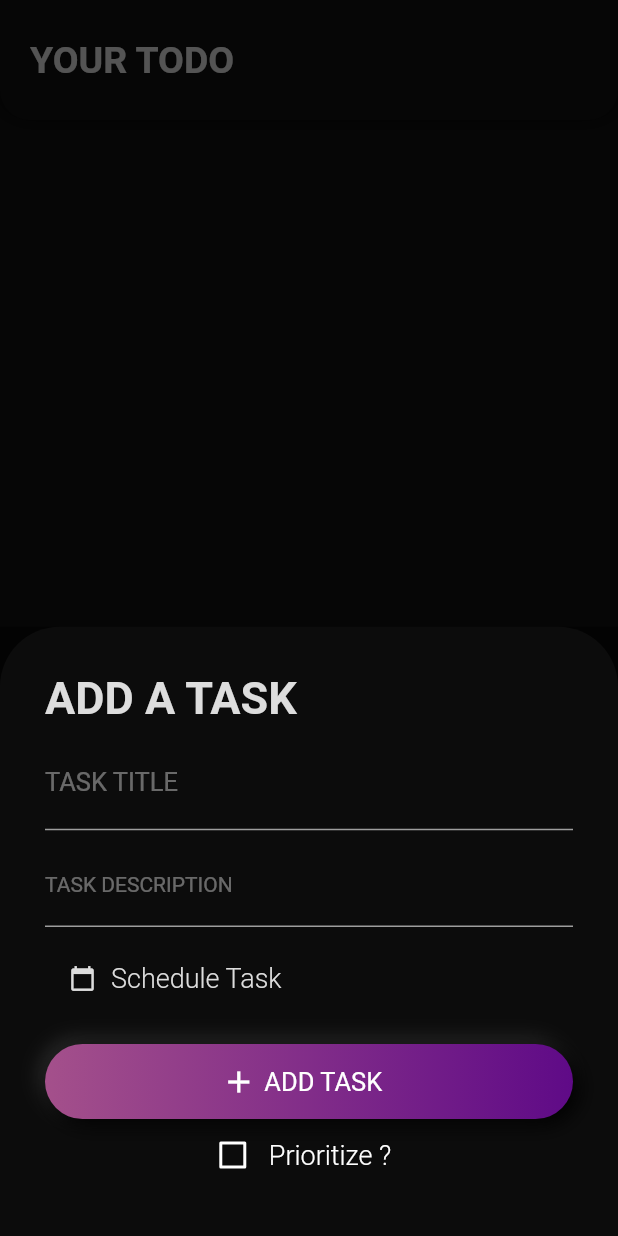
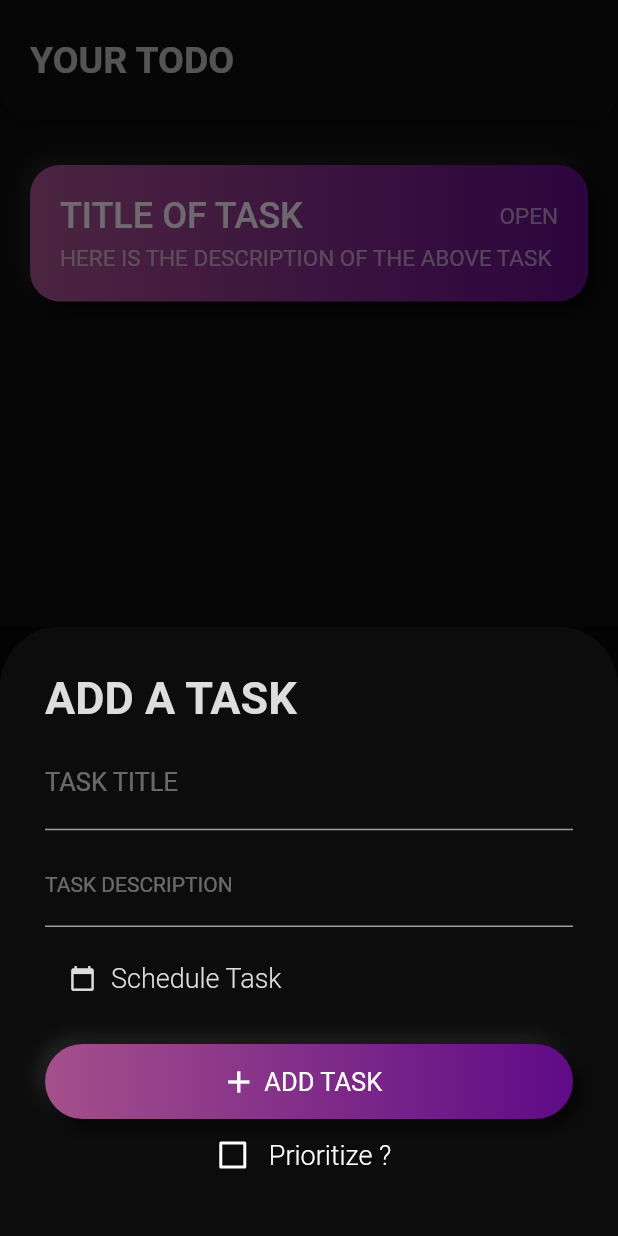
Before and after one commit to Astrallis/provider_todo, a Flutter app: the screen it shows after launch, after a tap on the "add" icon, on a phone screen of 412 x 824 dp. Run offline on Flutter 3.47's test engine with Material 2 defaults, Android fonts, the phone set to English and light mode, and no system bars; our stand-ins replace get_it.

Commit message:
task dialog

```diff
--- a/lib/model/task_model.dart
+++ b/lib/model/task_model.dart
@@ -5,4 +5,6 @@ class Task {
   String title;
   String description;
   TaskStatus status;
+
+  Task({this.id,this.title,this.description,this.status});
 }
--- a/lib/presentation/landing.dart
+++ b/lib/presentation/landing.dart
@@ -1,4 +1,7 @@
 import 'package:flutter/material.dart';
+import 'package:provider_todo/enums/task_status.dart';
+import 'package:provider_todo/model/task_model.dart';
+import 'package:provider_todo/presentation/landing_components/task_dialogue.dart';
 import 'package:provider_todo/presentation/landing_components/user_input.dart';
 
 import 'landing_components/app_bar.dart';
@@ -9,6 +12,7 @@ class Landing extends StatefulWidget {
 }
 
 class _LandingState extends State<Landing> {
+  Task task = new Task(title: "TITLE OF TASK", description: "HERE IS THE DESCRIPTION OF THE ABOVE TASK",status: TaskStatus.OPEN);
 
   @override
   Widget build(BuildContext context) {
@@ -18,6 +22,10 @@ class _LandingState extends State<Landing> {
           backgroundColor: Color(0xff0c0c0c),
           body: Stack(
             children: [
+              Align(alignment: Alignment(0,-1),child: Padding(
+                padding: const EdgeInsets.only(top:100.0),
+                child: TaskDialog(task: task,),
+              )),
               UserInput(),
               MyAppBar()
             ],
--- /dev/null
+++ b/lib/presentation/landing_components/task_dialogue.dart
@@ -0,0 +1,62 @@
+import 'package:flutter/material.dart';
+import 'package:provider_todo/model/task_model.dart';
+
+class TaskDialog extends StatelessWidget {
+  Task task;
+
+  TaskDialog({this.task}) ;
+  @override
+  Widget build(BuildContext context) {
+    return Padding(
+      padding: const EdgeInsets.symmetric(vertical: 10.0, horizontal: 20),
+      child: Container(
+        width: double.maxFinite,
+        decoration: BoxDecoration(
+            gradient: LinearGradient(
+              colors: [
+                Color(0xffA4508B),
+                Color(0xff5F0A87),
+              ],
+            ),
+            borderRadius: BorderRadius.circular(20),
+            boxShadow: [
+              BoxShadow(
+                  color: Colors.white12,
+                  offset: Offset(-4, -4),
+                  blurRadius: 10),
+              BoxShadow(
+                  color: Colors.black, offset: Offset(4, 4), blurRadius: 10)
+            ]),
+        child: Padding(
+          padding: EdgeInsets.all(20),
+          child: Wrap(
+            // crossAxisAlignment: CrossAxisAlignment.start,
+            children: [
+              Row(
+                children: [
+                  Container(
+                    child: Text(
+                      task.title,
+                      style: TextStyle(
+                          color: Color(0xddffffff),
+                          fontSize: 24,
+                          fontWeight: FontWeight.w500),
+                    ),
+                  ),
+                  Expanded(child: Container(),),
+                  Text(task.status.toString().substring(11),
+                style: TextStyle(color: Color(0x88ffffff), fontSize: 15),)
+                ],
+              ),
+              SizedBox(height: 33),
+              Text(
+                task.description,
+                style: TextStyle(color: Color(0x88ffffff), fontSize: 15),
+              )
+            ],
+          ),
+        ),
+      ),
+    );
+  }
+}
--- a/lib/presentation/landing_components/user_input.dart
+++ b/lib/presentation/landing_components/user_input.dart
@@ -21,7 +21,10 @@ class _UserInputState extends State<UserInput> {
                 width: 60,
                 decoration: BoxDecoration(
                     gradient: LinearGradient(
-                colors: [Color(0xffA4508B),Color(0xff5F0A87),],
+                      colors: [
+                        Color(0xffA4508B),
+                        Color(0xff5F0A87),
+                      ],
                     ),
                     borderRadius: BorderRadius.circular(90),
                     boxShadow: [
@@ -134,11 +137,29 @@ class _BottomDetState extends State<BottomDet> {
                 SizedBox(
                   height: 10,
                 ),
-                FlatButton(onPressed: (){print("DATE PICKER KHOLUNGA");}, child: Row(children: [
-                  Icon(Icons.calendar_today,color:Color(0xffdddddd),size: 18,),
-                  SizedBox(width: 10,),
-                  Text("Schedule Task", style: TextStyle(color: Color(0xffdddddd),fontWeight: FontWeight.w300,fontSize:18))
-                ],),color: Color(0x0c0c0c),),
+                FlatButton(
+                  onPressed: () {
+                    print("DATE PICKER KHOLUNGA");
+                  },
+                  child: Row(
+                    children: [
+                      Icon(
+                        Icons.calendar_today,
+                        color: Color(0xffdddddd),
+                        size: 18,
+                      ),
+                      SizedBox(
+                        width: 10,
+                      ),
+                      Text("Schedule Task",
+                          style: TextStyle(
+                              color: Color(0xffdddddd),
+                              fontWeight: FontWeight.w300,
+                              fontSize: 18))
+                    ],
+                  ),
+                  color: Color(0x0c0c0c),
+                ),
                 SizedBox(
                   height: 20,
                 ),
@@ -147,7 +168,10 @@ class _BottomDetState extends State<BottomDet> {
                     width: double.maxFinite,
                     decoration: BoxDecoration(
                         gradient: LinearGradient(
-                colors: [Color(0xffA4508B),Color(0xff5F0A87),],
+                          colors: [
+                            Color(0xffA4508B),
+                            Color(0xff5F0A87),
+                          ],
                         ),
                         borderRadius: BorderRadius.circular(90),
                         boxShadow: [
@@ -160,14 +184,20 @@ class _BottomDetState extends State<BottomDet> {
                               offset: Offset(4, 4),
                               blurRadius: 10)
                         ]),
-                child: Row(mainAxisAlignment: MainAxisAlignment.center,
+                    child: Row(
+                      mainAxisAlignment: MainAxisAlignment.center,
                       children: [
                         Icon(
                           Icons.add,
                           color: Colors.white,
                         ),
-                    SizedBox(width: 5,),
-                    Text("ADD TASK",style: TextStyle(color: Colors.white,fontSize: 17),),
+                        SizedBox(
+                          width: 5,
+                        ),
+                        Text(
+                          "ADD TASK",
+                          style: TextStyle(color: Colors.white, fontSize: 17),
+                        ),
                         SizedBox(width: 10)
                       ],
                     )),
```
Lines whose indentation alone changed are shown as unchanged.
